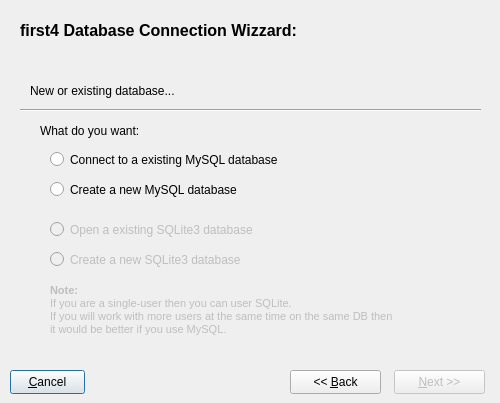
BackupTheBerlios/first4-svn, file trunk/ui/dbwizzardfrm.ui: the form before one commit.
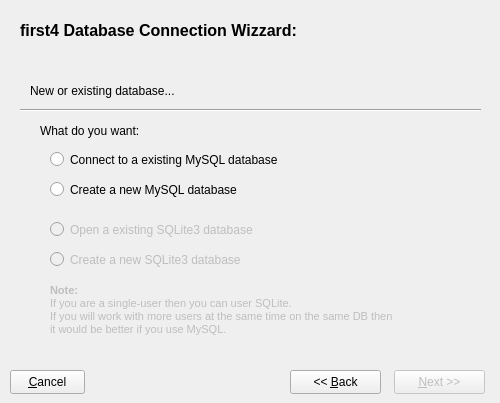
The form after the commit. Icons and pictures are not drawn.

```diff
--- a/trunk/ui/dbwizzardfrm.ui
+++ b/trunk/ui/dbwizzardfrm.ui
@@ -46,6 +46,9 @@
    <property name="icon" >
     <iconset resource="../resources/images/first4.qrc" >:/messagebox_critical.png</iconset>
    </property>
+   <property name="autoDefault" >
+    <bool>false</bool>
+   </property>
   </widget>
   <widget class="QPushButton" name="btnnext" >
    <property name="enabled" >
```
Left out of the diff: 3 changed lines with no effect on the pictures.
